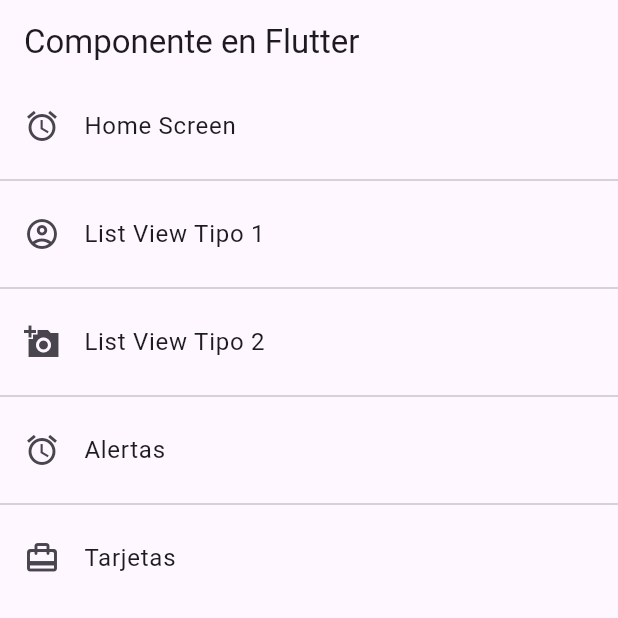
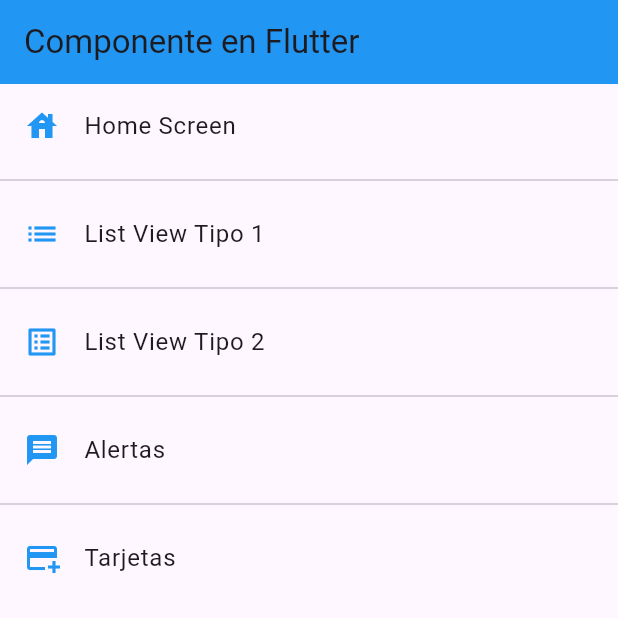
Before and after one commit to Cris2518/fl_components, a Flutter app: the screen it shows after launch, on a phone screen of 412 x 824 dp, the top half of it. Run offline on Flutter 3.47's test engine with Material 3 defaults, Android fonts, the phone set to English and light mode, and no system bars.

Commit message:
Implementacion del componente Card y nuevas carpetas

```diff
--- a/lib/main.dart
+++ b/lib/main.dart
@@ -1,5 +1,7 @@
+import 'package:flutter/material.dart';
+
 import 'package:fl_components/router/app_routes.dart';
-import 'package:flutter/material.dart';
+import 'package:fl_components/theme/app_theme.dart';
 
 void main() => runApp(const MyApp());
 
@@ -14,6 +16,7 @@ class MyApp extends StatelessWidget {
       initialRoute: AppRoutes.inialRoute,
       routes: AppRoutes.getAppRoutes(),
       onGenerateRoute: AppRoutes.onGenerateRoute,
+      theme: AppTheme.lightTheme
     );
   }
 }
--- a/lib/router/app_routes.dart
+++ b/lib/router/app_routes.dart
@@ -7,12 +7,11 @@ class AppRoutes {
   static const inialRoute = 'home';
 
   static final menuOptions = <MenuOption>[
-    // TODO: BORRAR HOME
-    MenuOption(name: 'Home Screen', route: 'home', screen: HomeScreen(), iconData: Icons.access_alarm),
-    MenuOption(name: 'List View Tipo 1', route: 'listview1', screen: Listview1Screen(), iconData: Icons.account_circle_outlined),
-    MenuOption(name: 'List View Tipo 2', route: 'listview2', screen: Listview2Screen(), iconData: Icons.add_a_photo_sharp),
-    MenuOption(name: 'Alertas', route: 'alert', screen: AlertScreen(), iconData: Icons.alarm),
-    MenuOption(name: 'Tarjetas', route: 'card', screen: CardScreen(), iconData: Icons.card_travel_rounded)
+    MenuOption(name: 'Home Screen', route: 'home', screen: HomeScreen(), iconData: Icons.house),
+    MenuOption(name: 'List View Tipo 1', route: 'listview1', screen: Listview1Screen(), iconData: Icons.list),
+    MenuOption(name: 'List View Tipo 2', route: 'listview2', screen: Listview2Screen(), iconData: Icons.list_alt_outlined),
+    MenuOption(name: 'Alertas', route: 'alert', screen: AlertScreen(), iconData: Icons.message),
+    MenuOption(name: 'Tarjetas', route: 'card', screen: CardScreen(), iconData: Icons.add_card)
   ];
 
   static Map<String, Widget Function(BuildContext)> getAppRoutes(){
--- a/lib/screens/home_screen.dart
+++ b/lib/screens/home_screen.dart
@@ -1,5 +1,7 @@
+import 'package:flutter/material.dart';
+
 import 'package:fl_components/router/app_routes.dart';
-import 'package:flutter/material.dart';
+import 'package:fl_components/theme/app_theme.dart';
 
 class HomeScreen extends StatelessWidget {
 
@@ -12,19 +14,14 @@ class HomeScreen extends StatelessWidget {
 
     return Scaffold(
       appBar: AppBar(
-        title: Text('Componente en Flutter'),
-        elevation: 0,
+        title: Text('Componente en Flutter')
       ),
       body: ListView.separated(
-        itemBuilder: (context, index) => ListTile(
-          leading: Icon(menuOptions[index].iconData),
-          title: Text(menuOptions[index].name),
+        itemBuilder: (context, iterator) => ListTile(
+          leading: Icon(menuOptions[iterator].iconData, color: AppTheme.primary,),
+          title: Text(menuOptions[iterator].name),
           onTap: () {
-            final route = MaterialPageRoute(
-              builder: (context) => menuOptions[index].screen
-            );
-
-            Navigator.push(context, route);
+            Navigator.pushNamed(context, menuOptions[iterator].route);
           },
         ),
         separatorBuilder: (context, index) => Divider(),
--- /dev/null
+++ b/lib/theme/app_theme.dart
@@ -0,0 +1,29 @@
+
+
+import 'package:flutter/material.dart';
+
+class AppTheme {
+
+  static const Color primary = Colors.blue;
+
+  static final ThemeData lightTheme = ThemeData.light().copyWith(
+        primaryColor: primary,
+        appBarTheme: AppBarTheme(
+          color: primary,
+          elevation: 0
+        ),
+        textButtonTheme: TextButtonThemeData(
+          style: TextButton.styleFrom(foregroundColor: primary),
+        )
+  );
+
+  static final ThemeData darkTheme = ThemeData.dark().copyWith(
+    primaryColor: primary,
+    appBarTheme: AppBarTheme(
+        color: primary,
+        elevation: 0
+      ),
+    scaffoldBackgroundColor: Colors.black
+  );
+
+}
--- /dev/null
+++ b/lib/widgets/widgets.dart
@@ -0,0 +1,2 @@
+export 'package:fl_components/widgets/custom_card_type_1.dart';
+export 'package:fl_components/widgets/custom_card_type_2.dart';
--- a/pubspec.yaml
+++ b/pubspec.yaml
@@ -58,8 +58,8 @@ flutter:
   uses-material-design: true
 
   # To add assets to your application, add an assets section, like this:
-  # assets:
-  #   - images/a_dot_burr.jpeg
+  assets:
+    - assets/
   #   - images/a_dot_ham.jpeg
 
   # An image asset can refer to one or more resolution-specific "variants", see
```
Also changed, not shown: lib/screens/card_screen.dart (+15 -3 lines), lib/screens/listview2_screen.dart (+2 -6 lines), lib/widgets/custom_card_type_1.dart (added, +42 -0 lines), lib/widgets/custom_card_type_2.dart (added, +22 -0 lines), assets/jar-loading.gif (added).
